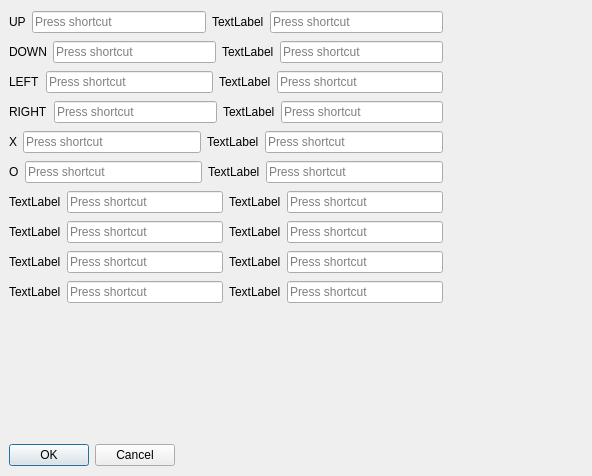
This is btnconfigdialog.ui in fedelway/JoystickServer as Qt 5 draws it before an edit. The edited form follows.
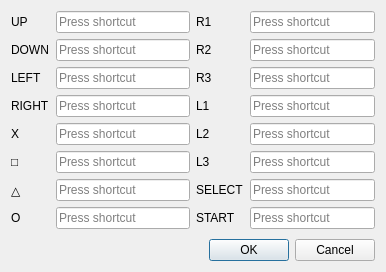
This is the edited form.

Commit message: Add config button dialog

Patch:
```diff
--- a/btnconfigdialog.ui
+++ b/btnconfigdialog.ui
@@ -6,281 +6,197 @@
    <rect>
     <x>0</x>
     <y>0</y>
-    <width>592</width>
-    <height>476</height>
+    <width>386</width>
+    <height>272</height>
    </rect>
   </property>
   <property name="windowTitle">
    <string>Button Configuration</string>
   </property>
-  <widget class="QDialogButtonBox" name="buttonBox">
-   <property name="geometry">
-    <rect>
-     <x>9</x>
-     <y>443</y>
-     <width>166</width>
-     <height>24</height>
-    </rect>
-   </property>
-   <property name="orientation">
-    <enum>Qt::Horizontal</enum>
-   </property>
-   <property name="standardButtons">
-    <set>QDialogButtonBox::Cancel|QDialogButtonBox::Ok</set>
-   </property>
-  </widget>
-  <widget class="QWidget" name="verticalLayoutWidget">
-   <property name="geometry">
-    <rect>
-     <x>9</x>
-     <y>9</y>
-     <width>434</width>
-     <height>306</height>
-    </rect>
-   </property>
-   <layout class="QVBoxLayout" name="verticalLayout">
-    <item>
+  <layout class="QGridLayout" name="gridLayout">
+   <item row="0" column="0">
      <layout class="QHBoxLayout" name="horizontalLayout">
       <item>
-       <widget class="QLabel" name="lblUp">
+      <layout class="QFormLayout" name="formLayout">
+       <item row="0" column="0">
+        <widget class="QLabel" name="label">
         <property name="text">
          <string>UP</string>
         </property>
        </widget>
       </item>
-      <item>
-       <widget class="QKeySequenceEdit" name="keySequenceEdit"/>
-      </item>
-      <item>
-       <widget class="QLabel" name="label_2">
-        <property name="text">
-         <string>TextLabel</string>
-        </property>
-       </widget>
-      </item>
-      <item>
-       <widget class="QKeySequenceEdit" name="keySequenceEdit_2"/>
-      </item>
-     </layout>
-    </item>
-    <item>
-     <layout class="QHBoxLayout" name="horizontalLayout_2">
-      <item>
+       <item row="0" column="1">
+        <widget class="QKeySequenceEdit" name="upkeySequenceEdit"/>
+       </item>
+       <item row="1" column="0">
        <widget class="QLabel" name="label_3">
         <property name="text">
          <string>DOWN</string>
         </property>
        </widget>
       </item>
-      <item>
-       <widget class="QKeySequenceEdit" name="keySequenceEdit_3"/>
-      </item>
-      <item>
+       <item row="1" column="1">
+        <widget class="QKeySequenceEdit" name="downkeySequenceEdit"/>
+       </item>
+       <item row="2" column="0">
        <widget class="QLabel" name="label_4">
         <property name="text">
-         <string>TextLabel</string>
-        </property>
-       </widget>
-      </item>
-      <item>
-       <widget class="QKeySequenceEdit" name="keySequenceEdit_4"/>
-      </item>
-     </layout>
-    </item>
-    <item>
-     <layout class="QHBoxLayout" name="horizontalLayout_3">
-      <item>
-       <widget class="QLabel" name="label_5">
-        <property name="text">
          <string>LEFT</string>
         </property>
        </widget>
       </item>
-      <item>
-       <widget class="QKeySequenceEdit" name="keySequenceEdit_5"/>
-      </item>
-      <item>
+       <item row="2" column="1">
+        <widget class="QKeySequenceEdit" name="leftkeySequenceEdit"/>
+       </item>
+       <item row="3" column="0">
+        <widget class="QLabel" name="label_5">
+         <property name="text">
+          <string>RIGHT</string>
+         </property>
+        </widget>
+       </item>
+       <item row="3" column="1">
+        <widget class="QKeySequenceEdit" name="rightkeySequenceEdit"/>
+       </item>
+       <item row="4" column="0">
        <widget class="QLabel" name="label_6">
         <property name="text">
-         <string>TextLabel</string>
+          <string>X</string>
         </property>
        </widget>
       </item>
-      <item>
-       <widget class="QKeySequenceEdit" name="keySequenceEdit_6"/>
-      </item>
-     </layout>
-    </item>
-    <item>
-     <layout class="QHBoxLayout" name="horizontalLayout_4">
-      <item>
+       <item row="4" column="1">
+        <widget class="QKeySequenceEdit" name="xkeySequenceEdit"/>
+       </item>
+       <item row="5" column="0">
        <widget class="QLabel" name="label_7">
         <property name="text">
-         <string>RIGHT</string>
+          <string>□</string>
         </property>
        </widget>
       </item>
-      <item>
-       <widget class="QKeySequenceEdit" name="keySequenceEdit_7"/>
-      </item>
-      <item>
+       <item row="5" column="1">
+        <widget class="QKeySequenceEdit" name="sqrkeySequenceEdit"/>
+       </item>
+       <item row="6" column="0">
        <widget class="QLabel" name="label_8">
         <property name="text">
-         <string>TextLabel</string>
+          <string>△</string>
         </property>
        </widget>
       </item>
-      <item>
-       <widget class="QKeySequenceEdit" name="keySequenceEdit_8"/>
-      </item>
-     </layout>
-    </item>
-    <item>
-     <layout class="QHBoxLayout" name="horizontalLayout_5">
-      <item>
+       <item row="6" column="1">
+        <widget class="QKeySequenceEdit" name="trianglekeySequenceEdit"/>
+       </item>
+       <item row="7" column="0">
        <widget class="QLabel" name="label_9">
         <property name="text">
-         <string>X</string>
-        </property>
-       </widget>
-      </item>
-      <item>
-       <widget class="QKeySequenceEdit" name="keySequenceEdit_9"/>
-      </item>
-      <item>
-       <widget class="QLabel" name="label_10">
-        <property name="text">
-         <string>TextLabel</string>
-        </property>
-       </widget>
-      </item>
-      <item>
-       <widget class="QKeySequenceEdit" name="keySequenceEdit_10"/>
-      </item>
-     </layout>
-    </item>
-    <item>
-     <layout class="QHBoxLayout" name="horizontalLayout_6">
-      <item>
-       <widget class="QLabel" name="label_11">
-        <property name="text">
          <string>O</string>
         </property>
        </widget>
       </item>
-      <item>
-       <widget class="QKeySequenceEdit" name="keySequenceEdit_11"/>
-      </item>
+       <item row="7" column="1">
+        <widget class="QKeySequenceEdit" name="circlekeySequenceEdit"/>
+       </item>
+      </layout>
+     </item>
       <item>
+      <layout class="QFormLayout" name="formLayout_2">
+       <item row="0" column="0">
+        <widget class="QLabel" name="label_2">
+         <property name="text">
+          <string>R1</string>
+         </property>
+        </widget>
+       </item>
+       <item row="0" column="1">
+        <widget class="QKeySequenceEdit" name="r1keySequenceEdit"/>
+       </item>
+       <item row="1" column="0">
+        <widget class="QLabel" name="label_17">
+         <property name="text">
+          <string>R2</string>
+         </property>
+        </widget>
+       </item>
+       <item row="1" column="1">
+        <widget class="QKeySequenceEdit" name="r2keySequenceEdit"/>
+       </item>
+       <item row="2" column="0">
+        <widget class="QLabel" name="label_16">
+         <property name="text">
+          <string>R3</string>
+         </property>
+        </widget>
+       </item>
+       <item row="2" column="1">
+        <widget class="QKeySequenceEdit" name="r3keySequenceEdit"/>
+       </item>
+       <item row="3" column="0">
        <widget class="QLabel" name="label_12">
         <property name="text">
-         <string>TextLabel</string>
+          <string>L1</string>
         </property>
        </widget>
       </item>
-      <item>
-       <widget class="QKeySequenceEdit" name="keySequenceEdit_12"/>
-      </item>
-     </layout>
-    </item>
-    <item>
-     <layout class="QHBoxLayout" name="horizontalLayout_7">
-      <item>
+       <item row="3" column="1">
+        <widget class="QKeySequenceEdit" name="l1keySequenceEdit"/>
+       </item>
+       <item row="4" column="0">
+        <widget class="QLabel" name="label_15">
+         <property name="text">
+          <string>L2</string>
+         </property>
+        </widget>
+       </item>
+       <item row="4" column="1">
+        <widget class="QKeySequenceEdit" name="l2keySequenceEdit"/>
+       </item>
+       <item row="5" column="0">
        <widget class="QLabel" name="label_13">
         <property name="text">
-         <string>TextLabel</string>
+          <string>L3</string>
         </property>
        </widget>
       </item>
-      <item>
-       <widget class="QKeySequenceEdit" name="keySequenceEdit_13"/>
-      </item>
-      <item>
+       <item row="5" column="1">
+        <widget class="QKeySequenceEdit" name="l3keySequenceEdit"/>
+       </item>
+       <item row="6" column="0">
        <widget class="QLabel" name="label_14">
         <property name="text">
-         <string>TextLabel</string>
+          <string>SELECT</string>
         </property>
        </widget>
       </item>
-      <item>
-       <widget class="QKeySequenceEdit" name="keySequenceEdit_14"/>
-      </item>
-     </layout>
-    </item>
-    <item>
-     <layout class="QHBoxLayout" name="horizontalLayout_8">
-      <item>
-       <widget class="QLabel" name="label">
+       <item row="6" column="1">
+        <widget class="QKeySequenceEdit" name="selectkeySequenceEdit"/>
+       </item>
+       <item row="7" column="0">
+        <widget class="QLabel" name="label_11">
         <property name="text">
-         <string>TextLabel</string>
+          <string>START</string>
         </property>
        </widget>
       </item>
-      <item>
-       <widget class="QKeySequenceEdit" name="keySequenceEdit_15"/>
-      </item>
-      <item>
-       <widget class="QLabel" name="label_15">
-        <property name="text">
-         <string>TextLabel</string>
-        </property>
-       </widget>
-      </item>
-      <item>
-       <widget class="QKeySequenceEdit" name="keySequenceEdit_16"/>
-      </item>
-     </layout>
-    </item>
-    <item>
-     <layout class="QHBoxLayout" name="horizontalLayout_9">
-      <item>
-       <widget class="QLabel" name="label_16">
-        <property name="text">
-         <string>TextLabel</string>
-        </property>
-       </widget>
-      </item>
-      <item>
-       <widget class="QKeySequenceEdit" name="keySequenceEdit_17"/>
-      </item>
-      <item>
-       <widget class="QLabel" name="label_17">
-        <property name="text">
-         <string>TextLabel</string>
-        </property>
-       </widget>
-      </item>
-      <item>
-       <widget class="QKeySequenceEdit" name="keySequenceEdit_18"/>
-      </item>
-     </layout>
-    </item>
-    <item>
-     <layout class="QHBoxLayout" name="horizontalLayout_10">
-      <item>
-       <widget class="QLabel" name="label_18">
-        <property name="text">
-         <string>TextLabel</string>
-        </property>
-       </widget>
-      </item>
-      <item>
-       <widget class="QKeySequenceEdit" name="keySequenceEdit_19"/>
-      </item>
-      <item>
-       <widget class="QLabel" name="label_19">
-        <property name="text">
-         <string>TextLabel</string>
+       <item row="7" column="1">
+        <widget class="QKeySequenceEdit" name="startkeySequenceEdit"/>
+       </item>
+      </layout>
+     </item>
+    </layout>
+   </item>
+   <item row="1" column="0">
+    <widget class="QDialogButtonBox" name="buttonBox">
+     <property name="orientation">
+      <enum>Qt::Horizontal</enum>
+     </property>
+     <property name="standardButtons">
+      <set>QDialogButtonBox::Cancel|QDialogButtonBox::Ok</set>
         </property>
        </widget>
       </item>
-      <item>
-       <widget class="QKeySequenceEdit" name="keySequenceEdit_20"/>
-      </item>
-     </layout>
-    </item>
-   </layout>
-  </widget>
+  </layout>
  </widget>
  <resources/>
  <connections>
```
Lines whose indentation alone changed are shown as unchanged. The commit also changes 3 other files.
